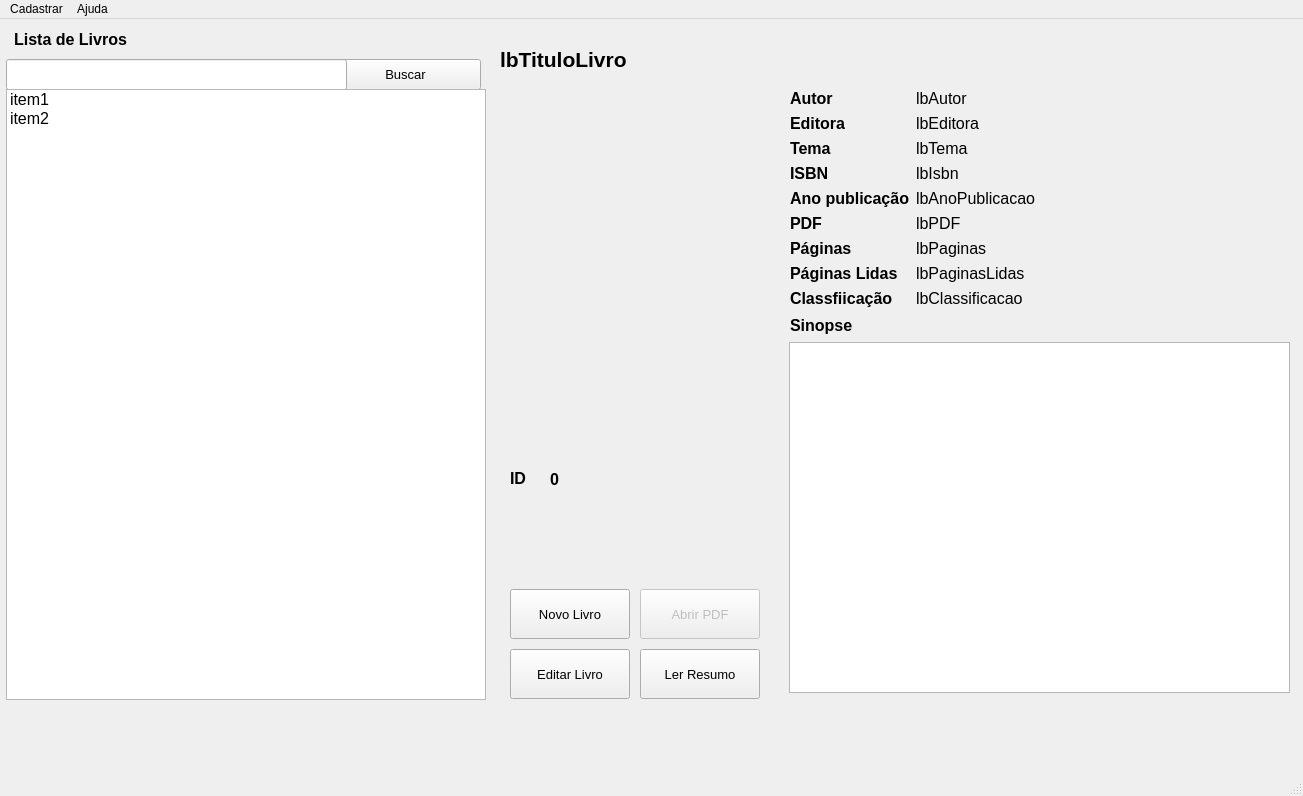
Qt form screen/ui_designer/screen_main.ui (mateusmoratelli/MinhaBiblioteca) before a commit.
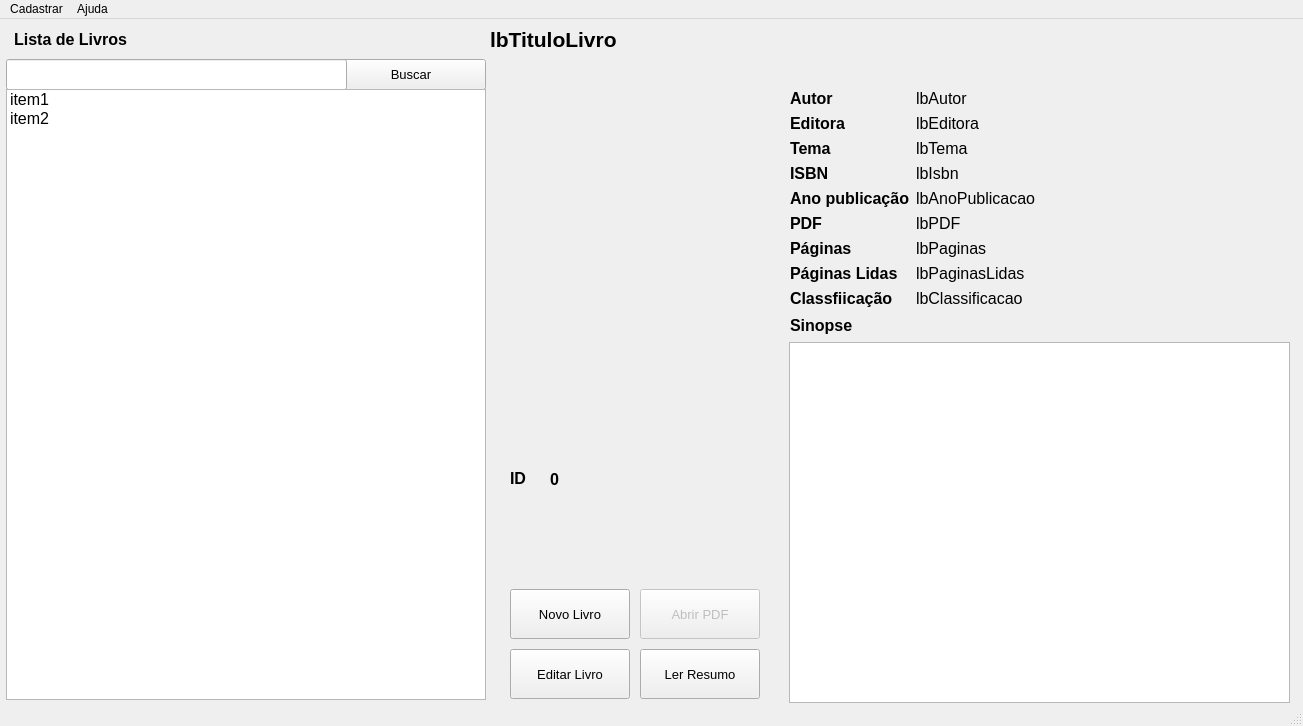
The same form after that commit. Icons and pictures are not drawn.

```diff
--- a/screen/ui_designer/screen_main.ui
+++ b/screen/ui_designer/screen_main.ui
@@ -7,7 +7,7 @@
     <x>0</x>
     <y>0</y>
     <width>1303</width>
-    <height>796</height>
+    <height>726</height>
    </rect>
   </property>
   <property name="windowTitle">
@@ -322,9 +322,9 @@
    <widget class="QPushButton" name="btBuscarLivros">
     <property name="geometry">
      <rect>
-      <x>330</x>
+      <x>336</x>
       <y>40</y>
-      <width>151</width>
+      <width>150</width>
       <height>31</height>
      </rect>
     </property>
@@ -537,8 +537,8 @@
    <widget class="QLabel" name="lbTituloLivro">
     <property name="geometry">
      <rect>
-      <x>500</x>
-      <y>30</y>
+      <x>490</x>
+      <y>10</y>
       <width>801</width>
       <height>20</height>
      </rect>
@@ -583,7 +583,7 @@
       <x>789</x>
       <y>323</y>
       <width>501</width>
-      <height>351</height>
+      <height>361</height>
      </rect>
     </property>
     <property name="font">
```
